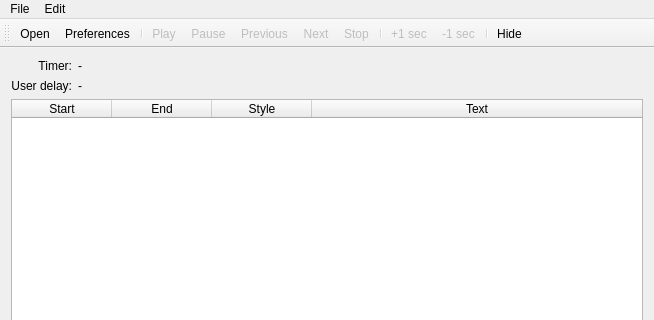
Above: mainwindow.ui from Subtivals/subtivals before the change; both pictures show x 0 to 654 and y 0 to 320 of the 654 by 500 pixel window. Below: the same form after it.
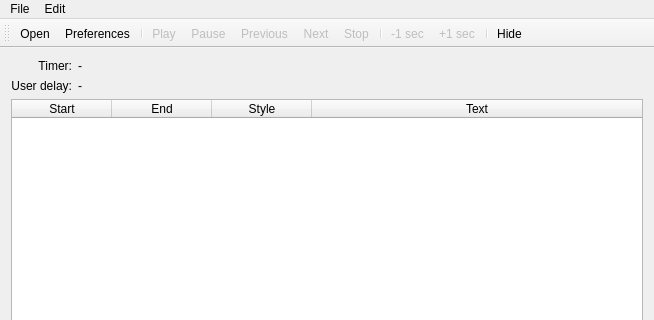
That is the form after the change. Icons and pictures are not drawn.

Commit message: Main window action icons

Diff of the .ui file:
```diff
--- a/mainwindow.ui
+++ b/mainwindow.ui
@@ -137,6 +137,9 @@
    <addaction name="menuEdit"/>
   </widget>
   <widget class="QToolBar" name="mainToolBar">
+   <property name="toolButtonStyle">
+    <enum>Qt::ToolButtonTextUnderIcon</enum>
+   </property>
    <attribute name="toolBarArea">
     <enum>TopToolBarArea</enum>
    </attribute>
@@ -152,8 +155,8 @@
    <addaction name="actionNext"/>
    <addaction name="actionStop"/>
    <addaction name="separator"/>
-   <addaction name="actionAdd1Sec"/>
    <addaction name="actionSub1Sec"/>
+   <addaction name="actionAdd1Sec"/>
    <addaction name="separator"/>
    <addaction name="actionHide"/>
   </widget>
```
Left out of the diff: 44 changed lines with no effect on the pictures. The commit also changes 12 other files.
